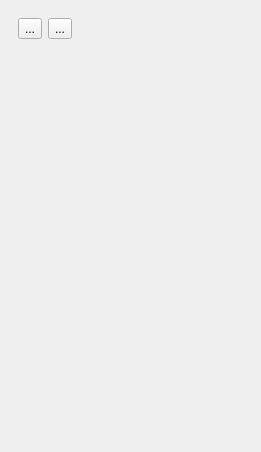
First picture: the form in trunk/forms/TexturePropertiesView.ui, repository ethiago/shader-labs, before the edit.
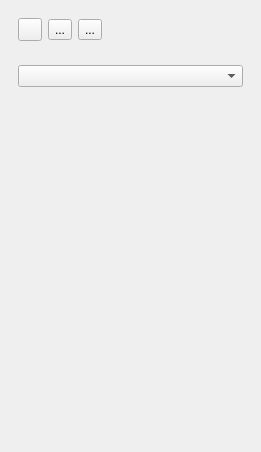
Second picture: the form after the edit. Icons and pictures are not drawn.

Diff of the .ui file:
```diff
--- a/trunk/forms/TexturePropertiesView.ui
+++ b/trunk/forms/TexturePropertiesView.ui
@@ -21,6 +21,17 @@
     <item>
      <widget class="QWidget" name="widget" native="true">
       <layout class="QHBoxLayout" name="horizontalLayout">
+       <item>
+        <widget class="QToolButton" name="addButton">
+         <property name="text">
+          <string/>
+         </property>
+         <property name="icon">
+          <iconset resource="../shaderlab.qrc">
+           <normaloff>:/ico/img/Add-icon.png</normaloff>:/ico/img/Add-icon.png</iconset>
+         </property>
+        </widget>
+       </item>
        <item>
         <widget class="QToolButton" name="loadButton">
          <property name="text">
@@ -62,6 +73,9 @@
     <item>
      <widget class="QWidget" name="widget_2" native="true">
       <layout class="QVBoxLayout" name="verticalLayout_2">
+       <item>
+        <widget class="QComboBox" name="textureList"/>
+       </item>
        <item>
         <widget class="QLabel" name="imageContainer">
          <property name="text">
```
